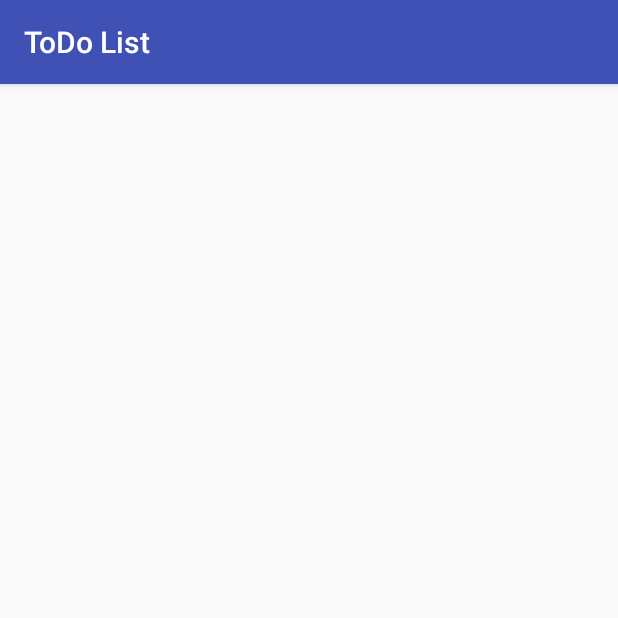
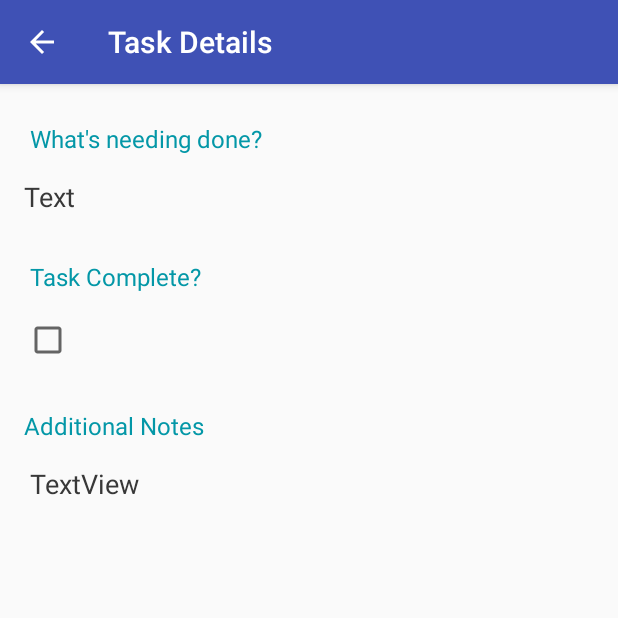
Before and after one commit to johnny2194/ToDo-List, an Android app: the TaskDetailActivity screen opened directly, with no data from a screen before it, on a phone screen of 412 x 824 dp, the top half of it. Run offline under Robolectric (Android 15) with nearby library versions, the phone set to English and light mode, and no system bars; 3 statements that could not run were skipped.

Commit message:
Add details and status to task details activity

```diff
--- a/app/src/main/AndroidManifest.xml
+++ b/app/src/main/AndroidManifest.xml
@@ -17,7 +17,10 @@
                 <category android:name="android.intent.category.LAUNCHER" />
             </intent-filter>
         </activity>
-        <activity android:name=".TaskDetailActivity"></activity>
+        <activity android:name=".TaskDetailActivity"
+            android:label="@string/task_detail_title"
+            android:parentActivityName=".TaskListActivity">
+        </activity>
     </application>
 
 </manifest>
--- a/app/src/main/java/com/codeclan/example/todolist/TaskDetailActivity.java
+++ b/app/src/main/java/com/codeclan/example/todolist/TaskDetailActivity.java
@@ -1,7 +1,10 @@
 package com.codeclan.example.todolist;
 
+import android.content.Intent;
 import android.support.v7.app.AppCompatActivity;
 import android.os.Bundle;
+import android.widget.CheckBox;
+import android.widget.TextView;
 
 public class TaskDetailActivity extends AppCompatActivity {
 
@@ -9,5 +12,22 @@ public class TaskDetailActivity extends AppCompatActivity {
     protected void onCreate(Bundle savedInstanceState) {
         super.onCreate(savedInstanceState);
         setContentView(R.layout.activity_task_detail);
+
+        Intent intent = getIntent();
+        Task task = (Task) intent.getSerializableExtra("Task");
+
+
+        TextView titleView = (TextView)  findViewById(R.id.title);
+        titleView.setText(task.getTitle());
+
+        CheckBox status = (CheckBox) findViewById(R.id.checkBox2);
+        status.setChecked(task.getStatus());
+
+        TextView descriptionView = (TextView)  findViewById(R.id.description);
+        descriptionView.setText(task.getDescription());
+
+
     }
+
+
 }
--- a/app/src/main/res/layout/activity_task_detail.xml
+++ b/app/src/main/res/layout/activity_task_detail.xml
@@ -6,4 +6,80 @@
     android:layout_height="match_parent"
     tools:context="com.codeclan.example.todolist.TaskDetailActivity">
 
+    <TextView
+        android:id="@+id/textView"
+        android:layout_width="wrap_content"
+        android:layout_height="wrap_content"
+        android:layout_marginLeft="20dp"
+        android:layout_marginTop="25dp"
+        android:text="What's needing done?"
+        android:textColor="#0397A7"
+        android:textSize="16sp"
+        app:layout_constraintLeft_toLeftOf="parent"
+        app:layout_constraintTop_toTopOf="parent" />
+
+    <TextView
+        android:id="@+id/title"
+        android:layout_width="wrap_content"
+        android:layout_height="wrap_content"
+        android:layout_marginLeft="16dp"
+        android:layout_marginTop="15dp"
+        android:text="Text"
+        android:textColor="#383838"
+        android:textSize="18sp"
+        app:layout_constraintLeft_toLeftOf="parent"
+        app:layout_constraintTop_toBottomOf="@+id/textView" />
+
+    <TextView
+        android:id="@+id/textView11"
+        android:layout_width="wrap_content"
+        android:layout_height="wrap_content"
+        android:text="Additional Notes"
+        android:textColor="#0397A7"
+        android:textSize="16sp"
+        android:layout_marginLeft="16dp"
+        app:layout_constraintLeft_toLeftOf="parent"
+        android:layout_marginTop="30dp"
+        app:layout_constraintTop_toBottomOf="@+id/checkBox2" />
+
+    <TextView
+        android:id="@+id/description"
+        android:layout_width="wrap_content"
+        android:layout_height="wrap_content"
+        android:text="TextView"
+        android:textColor="#383838"
+        android:textSize="18sp"
+        android:layout_marginLeft="20dp"
+        app:layout_constraintLeft_toLeftOf="parent"
+        android:layout_marginTop="15dp"
+        app:layout_constraintTop_toBottomOf="@+id/textView11"
+        android:ellipsize="end"
+        android:maxLines="5"
+        android:singleLine="false"/>
+
+    <TextView
+        android:id="@+id/textView13"
+        android:layout_width="wrap_content"
+        android:layout_height="wrap_content"
+        android:layout_marginLeft="20dp"
+        android:layout_marginTop="30dp"
+        android:text="Task Complete?"
+        android:textColor="#0397A7"
+        android:textSize="16sp"
+        app:layout_constraintLeft_toLeftOf="parent"
+        app:layout_constraintTop_toBottomOf="@+id/title" />
+
+    <CheckBox
+        android:id="@+id/checkBox2"
+        android:layout_width="wrap_content"
+        android:layout_height="wrap_content"
+        android:textColor="@android:color/darker_gray"
+        android:textSize="18sp"
+        android:layout_marginTop="15dp"
+        app:layout_constraintTop_toBottomOf="@+id/textView13"
+        android:layout_marginLeft="16dp"
+        app:layout_constraintLeft_toLeftOf="parent" />
+
+
+
 </android.support.constraint.ConstraintLayout>
--- a/app/src/main/res/values/strings.xml
+++ b/app/src/main/res/values/strings.xml
@@ -1,3 +1,4 @@
 <resources>
     <string name="app_name">ToDo List</string>
+    <string name="task_detail_title">Task Details</string>
 </resources>
```
